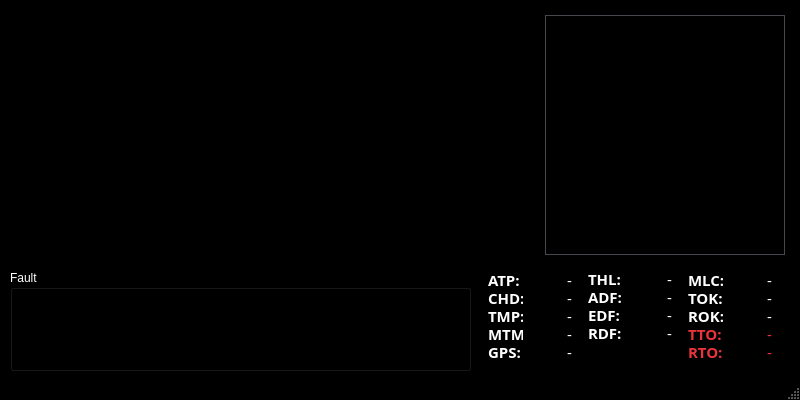
This is control_station/controlstation.ui in dev-jtemel/rc_plane as Qt 5 draws it before an edit. The edited form follows.
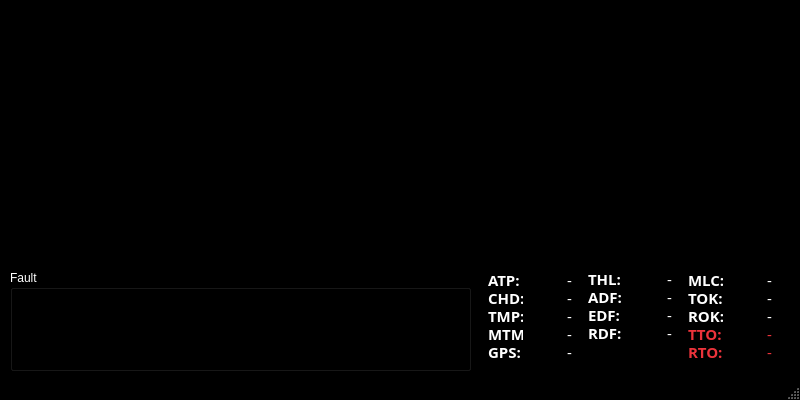
This is the edited form.

```diff
--- a/control_station/controlstation.ui
+++ b/control_station/controlstation.ui
@@ -1363,448 +1363,6 @@
          <height>240</height>
         </size>
        </property>
-       <property name="palette">
-        <palette>
-         <active>
-          <colorrole role="WindowText">
-           <brush brushstyle="SolidPattern">
-            <color alpha="255">
-             <red>255</red>
-             <green>255</green>
-             <blue>255</blue>
-            </color>
-           </brush>
-          </colorrole>
-          <colorrole role="Button">
-           <brush brushstyle="SolidPattern">
-            <color alpha="255">
-             <red>94</red>
-             <green>92</green>
-             <blue>100</blue>
-            </color>
-           </brush>
-          </colorrole>
-          <colorrole role="Light">
-           <brush brushstyle="SolidPattern">
-            <color alpha="255">
-             <red>141</red>
-             <green>138</green>
-             <blue>150</blue>
-            </color>
-           </brush>
-          </colorrole>
-          <colorrole role="Midlight">
-           <brush brushstyle="SolidPattern">
-            <color alpha="255">
-             <red>117</red>
-             <green>115</green>
-             <blue>125</blue>
-            </color>
-           </brush>
-          </colorrole>
-          <colorrole role="Dark">
-           <brush brushstyle="SolidPattern">
-            <color alpha="255">
-             <red>47</red>
-             <green>46</green>
-             <blue>50</blue>
-            </color>
-           </brush>
-          </colorrole>
-          <colorrole role="Mid">
-           <brush brushstyle="SolidPattern">
-            <color alpha="255">
-             <red>63</red>
-             <green>61</green>
-             <blue>67</blue>
-            </color>
-           </brush>
-          </colorrole>
-          <colorrole role="Text">
-           <brush brushstyle="SolidPattern">
-            <color alpha="255">
-             <red>255</red>
-             <green>255</green>
-             <blue>255</blue>
-            </color>
-           </brush>
-          </colorrole>
-          <colorrole role="BrightText">
-           <brush brushstyle="SolidPattern">
-            <color alpha="255">
-             <red>255</red>
-             <green>255</green>
-             <blue>255</blue>
-            </color>
-           </brush>
-          </colorrole>
-          <colorrole role="ButtonText">
-           <brush brushstyle="SolidPattern">
-            <color alpha="255">
-             <red>255</red>
-             <green>255</green>
-             <blue>255</blue>
-            </color>
-           </brush>
-          </colorrole>
-          <colorrole role="Base">
-           <brush brushstyle="SolidPattern">
-            <color alpha="255">
-             <red>0</red>
-             <green>0</green>
-             <blue>0</blue>
-            </color>
-           </brush>
-          </colorrole>
-          <colorrole role="Window">
-           <brush brushstyle="SolidPattern">
-            <color alpha="255">
-             <red>94</red>
-             <green>92</green>
-             <blue>100</blue>
-            </color>
-           </brush>
-          </colorrole>
-          <colorrole role="Shadow">
-           <brush brushstyle="SolidPattern">
-            <color alpha="255">
-             <red>0</red>
-             <green>0</green>
-             <blue>0</blue>
-            </color>
-           </brush>
-          </colorrole>
-          <colorrole role="AlternateBase">
-           <brush brushstyle="SolidPattern">
-            <color alpha="255">
-             <red>47</red>
-             <green>46</green>
-             <blue>50</blue>
-            </color>
-           </brush>
-          </colorrole>
-          <colorrole role="ToolTipBase">
-           <brush brushstyle="SolidPattern">
-            <color alpha="255">
-             <red>255</red>
-             <green>255</green>
-             <blue>220</blue>
-            </color>
-           </brush>
-          </colorrole>
-          <colorrole role="ToolTipText">
-           <brush brushstyle="SolidPattern">
-            <color alpha="255">
-             <red>0</red>
-             <green>0</green>
-             <blue>0</blue>
-            </color>
-           </brush>
-          </colorrole>
-          <colorrole role="PlaceholderText">
-           <brush brushstyle="SolidPattern">
-            <color alpha="127">
-             <red>255</red>
-             <green>255</green>
-             <blue>255</blue>
-            </color>
-           </brush>
-          </colorrole>
-         </active>
-         <inactive>
-          <colorrole role="WindowText">
-           <brush brushstyle="SolidPattern">
-            <color alpha="255">
-             <red>255</red>
-             <green>255</green>
-             <blue>255</blue>
-            </color>
-           </brush>
-          </colorrole>
-          <colorrole role="Button">
-           <brush brushstyle="SolidPattern">
-            <color alpha="255">
-             <red>94</red>
-             <green>92</green>
-             <blue>100</blue>
-            </color>
-           </brush>
-          </colorrole>
-          <colorrole role="Light">
-           <brush brushstyle="SolidPattern">
-            <color alpha="255">
-             <red>141</red>
-             <green>138</green>
-             <blue>150</blue>
-            </color>
-           </brush>
-          </colorrole>
-          <colorrole role="Midlight">
-           <brush brushstyle="SolidPattern">
-            <color alpha="255">
-             <red>117</red>
-             <green>115</green>
-             <blue>125</blue>
-            </color>
-           </brush>
-          </colorrole>
-          <colorrole role="Dark">
-           <brush brushstyle="SolidPattern">
-            <color alpha="255">
-             <red>47</red>
-             <green>46</green>
-             <blue>50</blue>
-            </color>
-           </brush>
-          </colorrole>
-          <colorrole role="Mid">
-           <brush brushstyle="SolidPattern">
-            <color alpha="255">
-             <red>63</red>
-             <green>61</green>
-             <blue>67</blue>
-            </color>
-           </brush>
-          </colorrole>
-          <colorrole role="Text">
-           <brush brushstyle="SolidPattern">
-            <color alpha="255">
-             <red>255</red>
-             <green>255</green>
-             <blue>255</blue>
-            </color>
-           </brush>
-          </colorrole>
-          <colorrole role="BrightText">
-           <brush brushstyle="SolidPattern">
-            <color alpha="255">
-             <red>255</red>
-             <green>255</green>
-             <blue>255</blue>
-            </color>
-           </brush>
-          </colorrole>
-          <colorrole role="ButtonText">
-           <brush brushstyle="SolidPattern">
-            <color alpha="255">
-             <red>255</red>
-             <green>255</green>
-             <blue>255</blue>
-            </color>
-           </brush>
-          </colorrole>
-          <colorrole role="Base">
-           <brush brushstyle="SolidPattern">
-            <color alpha="255">
-             <red>0</red>
-             <green>0</green>
-             <blue>0</blue>
-            </color>
-           </brush>
-          </colorrole>
-          <colorrole role="Window">
-           <brush brushstyle="SolidPattern">
-            <color alpha="255">
-             <red>94</red>
-             <green>92</green>
-             <blue>100</blue>
-            </color>
-           </brush>
-          </colorrole>
-          <colorrole role="Shadow">
-           <brush brushstyle="SolidPattern">
-            <color alpha="255">
-             <red>0</red>
-             <green>0</green>
-             <blue>0</blue>
-            </color>
-           </brush>
-          </colorrole>
-          <colorrole role="AlternateBase">
-           <brush brushstyle="SolidPattern">
-            <color alpha="255">
-             <red>47</red>
-             <green>46</green>
-             <blue>50</blue>
-            </color>
-           </brush>
-          </colorrole>
-          <colorrole role="ToolTipBase">
-           <brush brushstyle="SolidPattern">
-            <color alpha="255">
-             <red>255</red>
-             <green>255</green>
-             <blue>220</blue>
-            </color>
-           </brush>
-          </colorrole>
-          <colorrole role="ToolTipText">
-           <brush brushstyle="SolidPattern">
-            <color alpha="255">
-             <red>0</red>
-             <green>0</green>
-             <blue>0</blue>
-            </color>
-           </brush>
-          </colorrole>
-          <colorrole role="PlaceholderText">
-           <brush brushstyle="SolidPattern">
-            <color alpha="127">
-             <red>255</red>
-             <green>255</green>
-             <blue>255</blue>
-            </color>
-           </brush>
-          </colorrole>
-         </inactive>
-         <disabled>
-          <colorrole role="WindowText">
-           <brush brushstyle="SolidPattern">
-            <color alpha="255">
-             <red>47</red>
-             <green>46</green>
-             <blue>50</blue>
-            </color>
-           </brush>
-          </colorrole>
-          <colorrole role="Button">
-           <brush brushstyle="SolidPattern">
-            <color alpha="255">
-             <red>94</red>
-             <green>92</green>
-             <blue>100</blue>
-            </color>
-           </brush>
-          </colorrole>
-          <colorrole role="Light">
-           <brush brushstyle="SolidPattern">
-            <color alpha="255">
-             <red>141</red>
-             <green>138</green>
-             <blue>150</blue>
-            </color>
-           </brush>
-          </colorrole>
-          <colorrole role="Midlight">
-           <brush brushstyle="SolidPattern">
-            <color alpha="255">
-             <red>117</red>
-             <green>115</green>
-             <blue>125</blue>
-            </color>
-           </brush>
-          </colorrole>
-          <colorrole role="Dark">
-           <brush brushstyle="SolidPattern">
-            <color alpha="255">
-             <red>47</red>
-             <green>46</green>
-             <blue>50</blue>
-            </color>
-           </brush>
-          </colorrole>
-          <colorrole role="Mid">
-           <brush brushstyle="SolidPattern">
-            <color alpha="255">
-             <red>63</red>
-             <green>61</green>
-             <blue>67</blue>
-            </color>
-           </brush>
-          </colorrole>
-          <colorrole role="Text">
-           <brush brushstyle="SolidPattern">
-            <color alpha="255">
-             <red>47</red>
-             <green>46</green>
-             <blue>50</blue>
-            </color>
-           </brush>
-          </colorrole>
-          <colorrole role="BrightText">
-           <brush brushstyle="SolidPattern">
-            <color alpha="255">
-             <red>255</red>
-             <green>255</green>
-             <blue>255</blue>
-            </color>
-           </brush>
-          </colorrole>
-          <colorrole role="ButtonText">
-           <brush brushstyle="SolidPattern">
-            <color alpha="255">
-             <red>47</red>
-             <green>46</green>
-             <blue>50</blue>
-            </color>
-           </brush>
-          </colorrole>
-          <colorrole role="Base">
-           <brush brushstyle="SolidPattern">
-            <color alpha="255">
-             <red>94</red>
-             <green>92</green>
-             <blue>100</blue>
-            </color>
-           </brush>
-          </colorrole>
-          <colorrole role="Window">
-           <brush brushstyle="SolidPattern">
-            <color alpha="255">
-             <red>94</red>
-             <green>92</green>
-             <blue>100</blue>
-            </color>
-           </brush>
-          </colorrole>
-          <colorrole role="Shadow">
-           <brush brushstyle="SolidPattern">
-            <color alpha="255">
-             <red>0</red>
-             <green>0</green>
-             <blue>0</blue>
-            </color>
-           </brush>
-          </colorrole>
-          <colorrole role="AlternateBase">
-           <brush brushstyle="SolidPattern">
-            <color alpha="255">
-             <red>94</red>
-             <green>92</green>
-             <blue>100</blue>
-            </color>
-           </brush>
-          </colorrole>
-          <colorrole role="ToolTipBase">
-           <brush brushstyle="SolidPattern">
-            <color alpha="255">
-             <red>255</red>
-             <green>255</green>
-             <blue>220</blue>
-            </color>
-           </brush>
-          </colorrole>
-          <colorrole role="ToolTipText">
-           <brush brushstyle="SolidPattern">
-            <color alpha="255">
-             <red>0</red>
-             <green>0</green>
-             <blue>0</blue>
-            </color>
-           </brush>
-          </colorrole>
-          <colorrole role="PlaceholderText">
-           <brush brushstyle="SolidPattern">
-            <color alpha="127">
-             <red>47</red>
-             <green>46</green>
-             <blue>50</blue>
-            </color>
-           </brush>
-          </colorrole>
-         </disabled>
-        </palette>
-       </property>
        <property name="verticalScrollBarPolicy">
         <enum>Qt::ScrollBarAlwaysOff</enum>
        </property>
```
